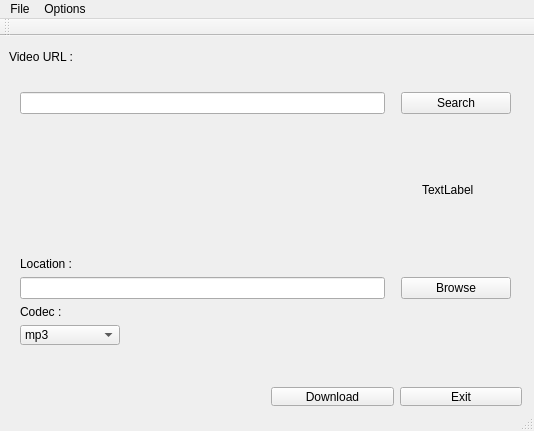
Qt form launcher.ui (GuiBret/MusicDownloader) before a commit.
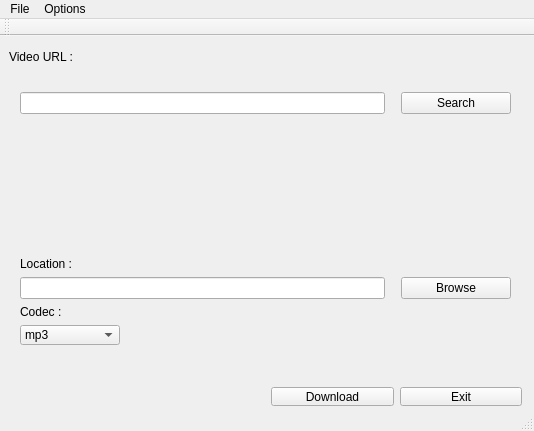
The same form after that commit.

Patch:
```diff
--- a/launcher.ui
+++ b/launcher.ui
@@ -195,7 +195,7 @@
           </size>
          </property>
          <property name="text">
-          <string>TextLabel</string>
+          <string/>
          </property>
         </widget>
        </item>
```
